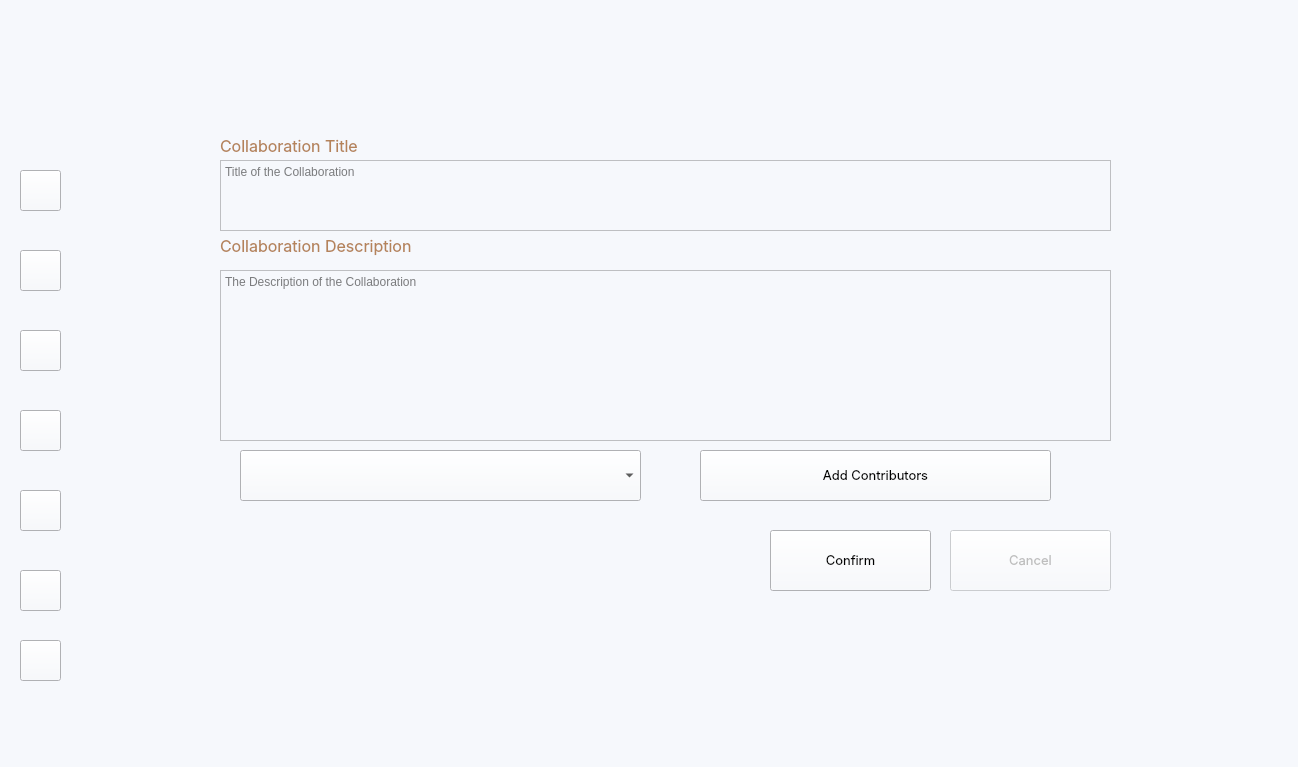
Above: mainwindow.ui from Confused-Guy/Smart-research-publication-management before the change. Below: the same form after it.
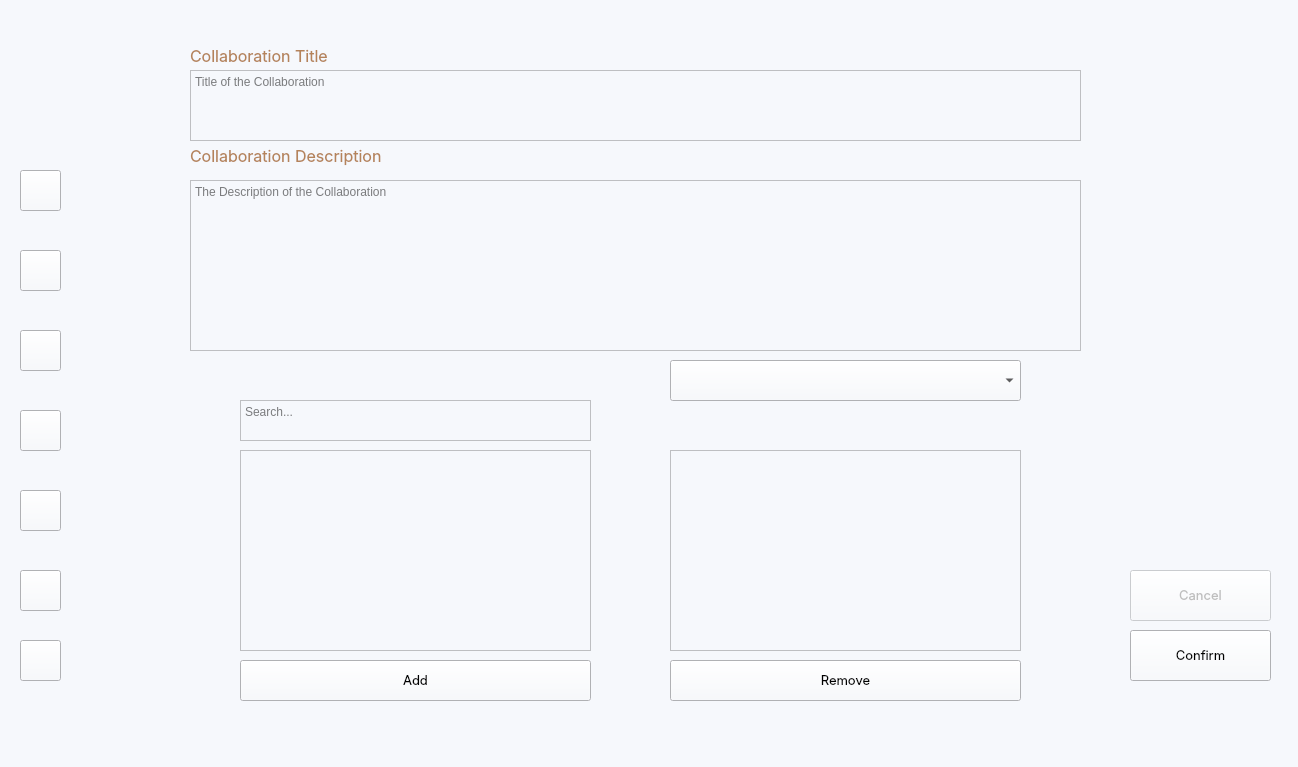
That is the form after the change. The open tabs and pages were chosen to show the change. Icons and pictures are not drawn.

Patch:
```diff
--- a/mainwindow.ui
+++ b/mainwindow.ui
@@ -9375,10 +9375,10 @@
      <widget class="QPushButton" name="collaborationCreationConfirmButton">
       <property name="geometry">
        <rect>
-        <x>700</x>
-        <y>530</y>
-        <width>161</width>
-        <height>61</height>
+        <x>1060</x>
+        <y>630</y>
+        <width>141</width>
+        <height>51</height>
        </rect>
       </property>
       <property name="font">
@@ -9401,10 +9401,10 @@
       </property>
       <property name="geometry">
        <rect>
-        <x>880</x>
-        <y>530</y>
-        <width>161</width>
-        <height>61</height>
+        <x>1060</x>
+        <y>570</y>
+        <width>141</width>
+        <height>51</height>
        </rect>
       </property>
       <property name="font">
@@ -9420,10 +9420,10 @@
      <widget class="QFrame" name="collaborationCreationFrame">
       <property name="geometry">
        <rect>
-        <x>140</x>
-        <y>130</y>
+        <x>110</x>
+        <y>40</y>
         <width>911</width>
-        <height>381</height>
+        <height>681</height>
        </rect>
       </property>
       <property name="frameShape">
@@ -9496,13 +9496,32 @@
         <string>Collaboration Description</string>
        </property>
       </widget>
+      <widget class="QPushButton" name="collabsAddButton">
+       <property name="geometry">
+        <rect>
+         <x>60</x>
+         <y>620</y>
+         <width>351</width>
+         <height>41</height>
+        </rect>
+       </property>
+       <property name="font">
+        <font>
+         <family>-apple-system</family>
+         <pointsize>10</pointsize>
+        </font>
+       </property>
+       <property name="text">
+        <string>Add</string>
+       </property>
+      </widget>
       <widget class="QComboBox" name="collaboartionCreationPublicationMenu">
        <property name="geometry">
         <rect>
-         <x>30</x>
+         <x>490</x>
          <y>320</y>
-         <width>401</width>
-         <height>51</height>
+         <width>351</width>
+         <height>41</height>
         </rect>
        </property>
       </widget>
@@ -9510,9 +9529,9 @@
        <property name="geometry">
         <rect>
          <x>490</x>
-         <y>320</y>
+         <y>620</y>
          <width>351</width>
-         <height>51</height>
+         <height>41</height>
         </rect>
        </property>
        <property name="font">
@@ -9522,7 +9541,40 @@
         </font>
        </property>
        <property name="text">
-        <string>Add Contributors</string>
+        <string>Remove</string>
+       </property>
+      </widget>
+      <widget class="QPlainTextEdit" name="collabsAddSearchBox">
+       <property name="geometry">
+        <rect>
+         <x>60</x>
+         <y>360</y>
+         <width>351</width>
+         <height>41</height>
+        </rect>
+       </property>
+       <property name="placeholderText">
+        <string>Search...</string>
+       </property>
+      </widget>
+      <widget class="QListWidget" name="collabsAddList">
+       <property name="geometry">
+        <rect>
+         <x>60</x>
+         <y>410</y>
+         <width>351</width>
+         <height>201</height>
+        </rect>
+       </property>
+      </widget>
+      <widget class="QListWidget" name="collabsRemoveList">
+       <property name="geometry">
+        <rect>
+         <x>490</x>
+         <y>410</y>
+         <width>351</width>
+         <height>201</height>
+        </rect>
        </property>
       </widget>
      </widget>
```
Left out of the diff: 8 changed lines with no effect on the pictures.
